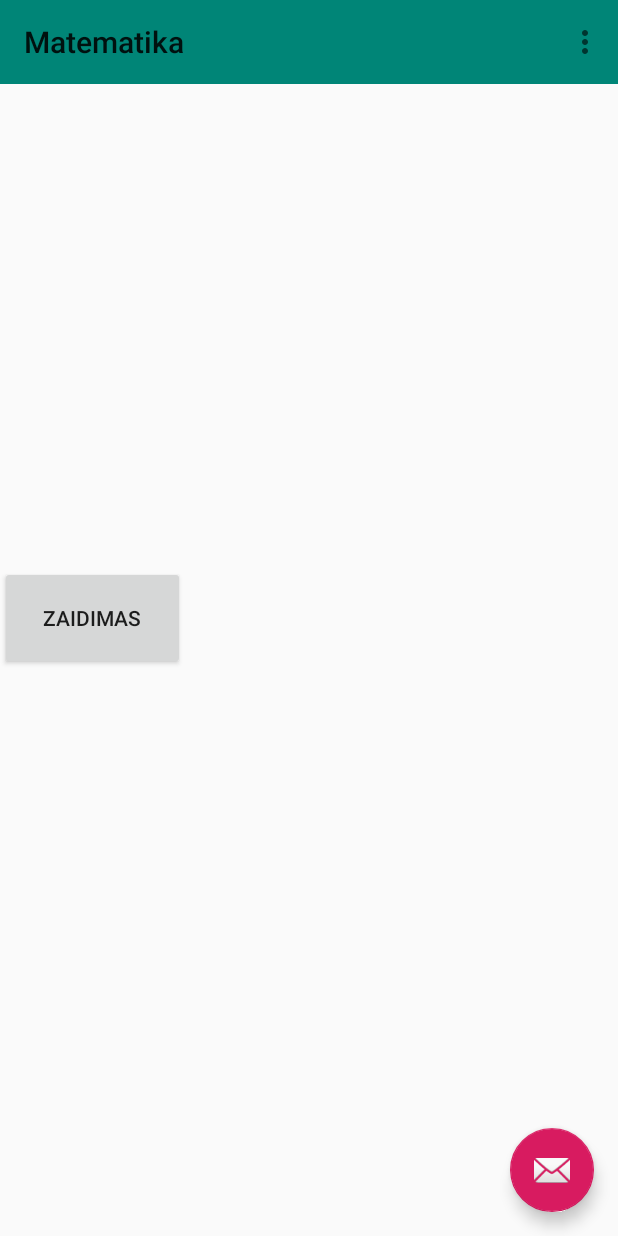
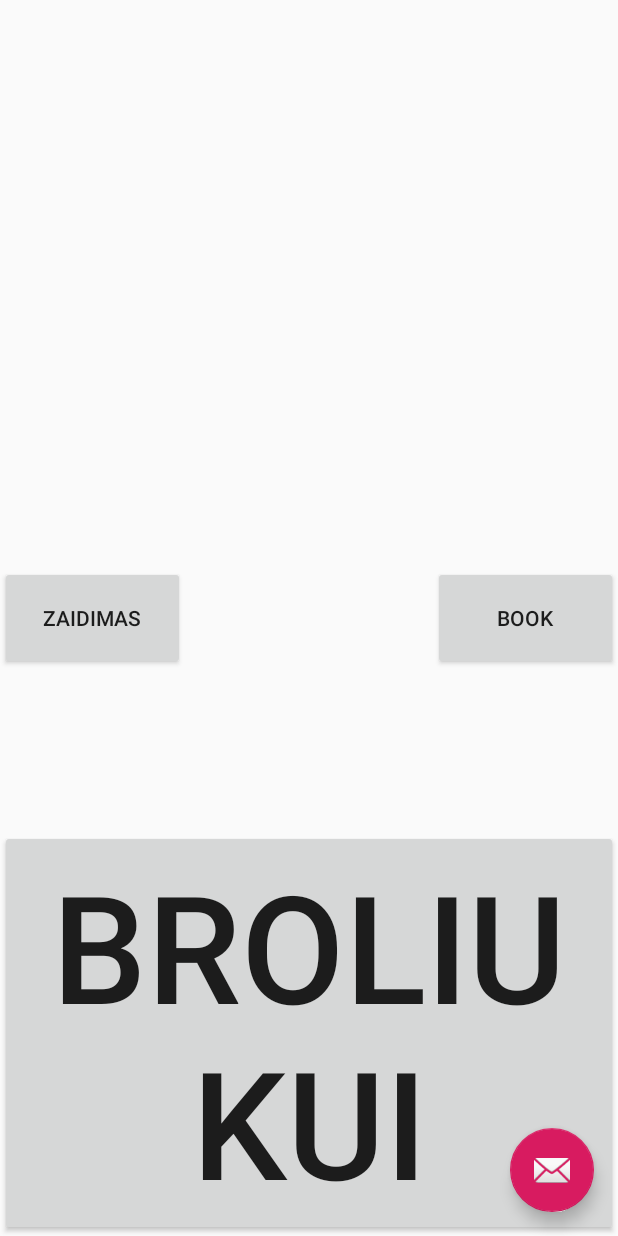
Before and after one commit to Apolonijus/Application, an Android app: the screen it shows after launch (MainActivity), on a phone screen of 412 x 824 dp. Run offline under Robolectric (Android 15) with nearby library versions, the phone set to English and light mode, and no system bars.

Commit message:
text+testing

```diff
--- a/app/src/main/AndroidManifest.xml
+++ b/app/src/main/AndroidManifest.xml
@@ -9,7 +9,9 @@
         android:roundIcon="@mipmap/ic_launcher_round"
         android:supportsRtl="true"
         android:theme="@style/AppTheme">
-        <activity android:name=".Quiz"></activity>
+        <activity android:name=".testing"></activity>
+        <activity android:name=".Book" />
+        <activity android:name=".Quiz" />
         <activity
             android:name=".MainActivity"
             android:label="@string/app_name"
--- a/app/src/main/java/com/example/matematika/MainActivity.java
+++ b/app/src/main/java/com/example/matematika/MainActivity.java
@@ -16,6 +16,8 @@ import android.widget.Button;
 
 public class MainActivity extends AppCompatActivity {
     private Button button;
+    private  Button button_book;
+    private Button button_ned;
 
     @Override
     protected void onCreate(Bundle savedInstanceState) {
@@ -31,10 +33,27 @@ public class MainActivity extends AppCompatActivity {
         });
 
 
+        button_book = findViewById(R.id.book);
+        button_book.setOnClickListener(new View.OnClickListener() {
+            @Override
+            public void onClick(View v) {
+                openActivity3();
+            }
+        });
+
+        button_ned = findViewById(R.id.button_ned);
+        button_ned.setOnClickListener(new View.OnClickListener() {
+            @Override
+            public void onClick(View v) {
+                openActivity();
+            }
+        });
 
 
-        Toolbar toolbar = findViewById(R.id.toolbar);
-        setSupportActionBar(toolbar);
+
+
+       // Toolbar toolbar = findViewById(R.id.toolbar);
+        //setSupportActionBar(toolbar);
 
         FloatingActionButton fab = findViewById(R.id.fab);
         fab.setOnClickListener(new View.OnClickListener() {
@@ -67,9 +86,20 @@ public class MainActivity extends AppCompatActivity {
 
         return super.onOptionsItemSelected(item);
     }
+
     public void openActivity2()
     {
         Intent intent = new Intent(this, Quiz.class);
         startActivity(intent);
     }
+    public void openActivity3()
+    {
+        Intent intent = new Intent(this, Book.class);
+        startActivity(intent);
+    }
+    public void openActivity()
+    {
+        Intent intent = new Intent(this, testing.class);
+        startActivity(intent);
+    }
 }
--- a/app/src/main/res/layout/activity_main.xml
+++ b/app/src/main/res/layout/activity_main.xml
@@ -24,13 +24,4 @@
         android:layout_margin="@dimen/fab_margin"
         app:srcCompat="@android:drawable/ic_dialog_email" />
 
-    <androidx.appcompat.widget.Toolbar
-        android:id="@+id/toolbar"
-        android:layout_width="match_parent"
-        android:layout_height="wrap_content"
-        android:background="?attr/colorPrimary"
-        app:layout_anchor="@+id/appBarLayout"
-        app:layout_anchorGravity="center"
-        app:popupTheme="@style/AppTheme.PopupOverlay" />
-
 </androidx.coordinatorlayout.widget.CoordinatorLayout>
--- a/app/src/main/res/layout/content_main.xml
+++ b/app/src/main/res/layout/content_main.xml
@@ -14,8 +14,29 @@
         android:layout_height="69dp"
         android:text="@string/zaidimas"
         app:layout_constraintBottom_toBottomOf="parent"
+        app:layout_constraintStart_toStartOf="parent"
         app:layout_constraintTop_toTopOf="parent"
-        tools:layout_editor_absoluteX="157dp"
         tools:ignore="MissingConstraints" />
 
+    <Button
+        android:id="@+id/book"
+
+        android:text="Book"
+        android:layout_width="123dp"
+        android:layout_height="69dp"
+        app:layout_constraintBottom_toBottomOf="parent"
+        app:layout_constraintEnd_toEndOf="parent"
+        app:layout_constraintTop_toTopOf="parent"
+        tools:text="Book" />
+
+    <Button
+        android:id="@+id/button_ned"
+        android:layout_width="wrap_content"
+        android:layout_height="wrap_content"
+        android:text="Broliukui"
+        android:textSize="100sp"
+        app:layout_constraintBottom_toBottomOf="parent"
+        app:layout_constraintEnd_toEndOf="parent"
+        app:layout_constraintStart_toStartOf="parent" />
+
 </androidx.constraintlayout.widget.ConstraintLayout>
```
Also changed, not shown: app/src/main/java/com/example/matematika/Book.java (added, +55 -0 lines), app/src/main/java/com/example/matematika/Quiz.java (+44 -8 lines), app/src/main/java/com/example/matematika/testing.java (added, +14 -0 lines), app/src/main/res/layout/activity_book.xml (added, +33 -0 lines), app/src/main/res/layout/activity_quiz.xml (+8 -0 lines), app/src/main/res/layout/activity_testing.xml (added, +9 -0 lines).
